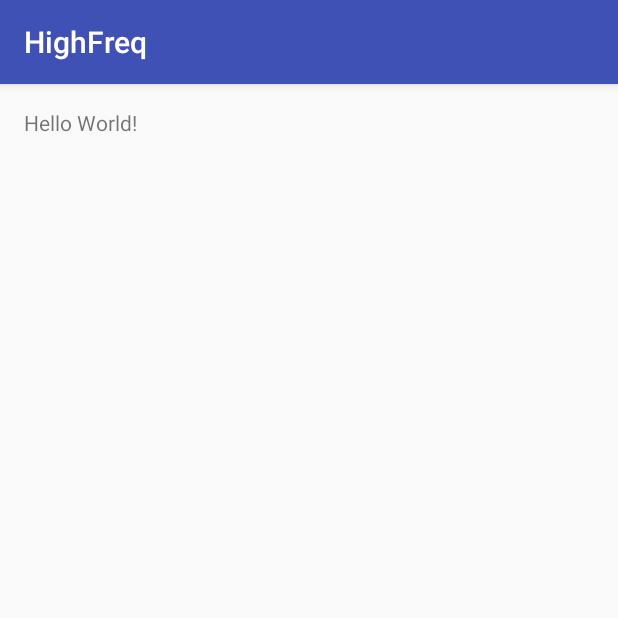
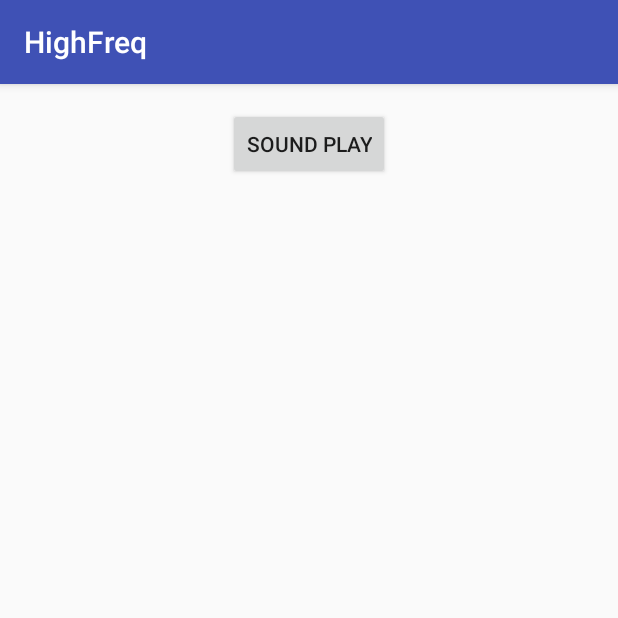
Before and after one commit to HyungJiny/soundBeacon, an Android app: the screen it shows after launch (MainActivity), on a phone screen of 412 x 824 dp, the top half of it. Run offline under Robolectric (Android 15) with nearby library versions, the phone set to English and light mode, and no system bars.

Commit message:
mp3 file error 수정

```diff
--- a/HighFreq/app/src/main/java/com/dnlab/jiny/highfreq/MainActivity.java
+++ b/HighFreq/app/src/main/java/com/dnlab/jiny/highfreq/MainActivity.java
@@ -7,6 +7,7 @@ import android.os.Bundle;
 
 public class MainActivity extends AppCompatActivity {
     SoundPool highFrequenceSound;
+    private boolean isplay = false;
 
     @Override
     protected void onCreate(Bundle savedInstanceState) {
@@ -14,7 +15,15 @@ public class MainActivity extends AppCompatActivity {
         setContentView(R.layout.activity_main);
 
         highFrequenceSound = new SoundPool(1, AudioManager.STREAM_MUSIC, 0);
-        int sound167khz = highFrequenceSound.load(this, R.raw.167khz, 1);
+        int sound167khz = highFrequenceSound.load(this, R.raw.freq167sound, 1);
+
+    }
+
+    private void playSound(){
+        //soundpool.play(soundload, leftVolume, rightVolume, priority, loop, frequency);
+    }
+
+    private void stopSound(){
 
     }
 
--- a/HighFreq/app/src/main/res/layout/activity_main.xml
+++ b/HighFreq/app/src/main/res/layout/activity_main.xml
@@ -9,8 +9,11 @@
     android:paddingTop="@dimen/activity_vertical_margin"
     tools:context="com.dnlab.jiny.highfreq.MainActivity">
 
-    <TextView
+    <Button
         android:layout_width="wrap_content"
         android:layout_height="wrap_content"
-        android:text="Hello World!" />
+        android:text="sound play"
+        android:id="@+id/play_button"
+        android:layout_alignParentTop="true"
+        android:layout_centerHorizontal="true" />
 </RelativeLayout>
```
Also changed, not shown: 2 other files.
